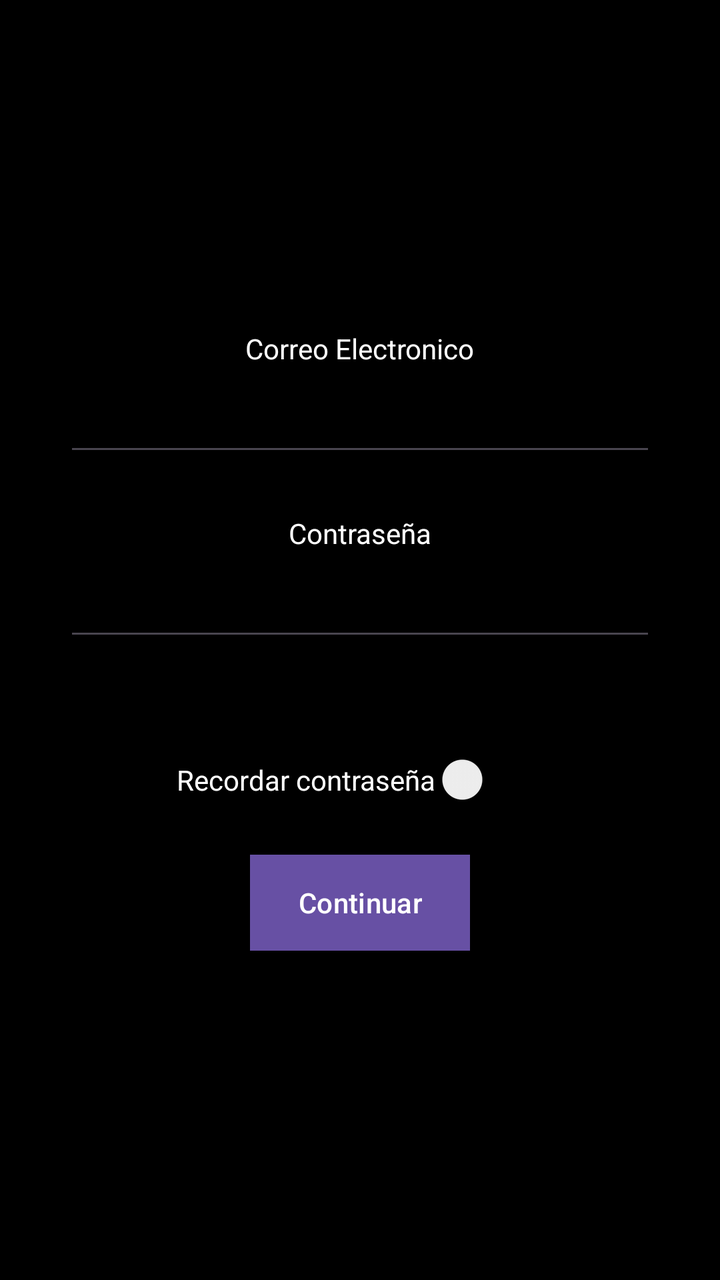
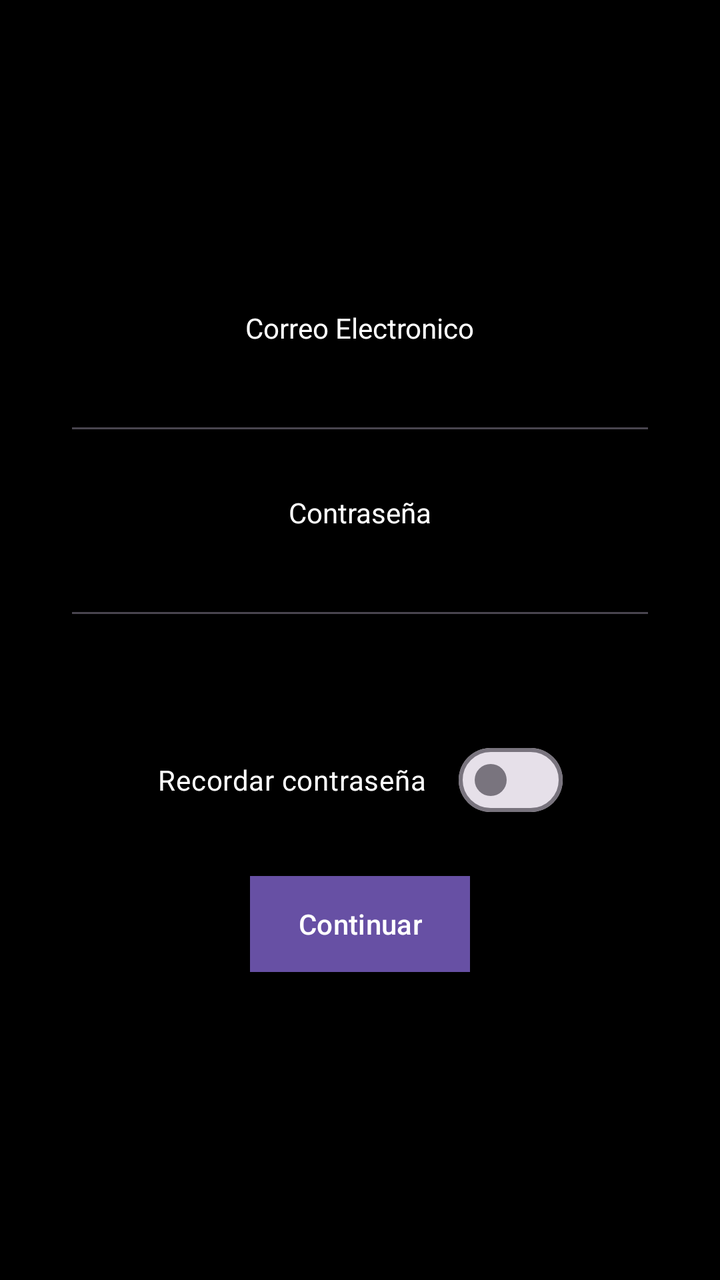

Before-and-after screenshots of an Android layout around one commit, followed by the original layout XML and the change that was made.
<!-- AndroidManifest.xml: application theme Theme.LoginIsrael -->
<!-- res/layout/activity_main.xml -->
<?xml version="1.0" encoding="utf-8"?>
<androidx.constraintlayout.widget.ConstraintLayout xmlns:android="http://schemas.android.com/apk/res/android"
    xmlns:app="http://schemas.android.com/apk/res-auto"
    xmlns:tools="http://schemas.android.com/tools"
    android:id="@+id/main"
    android:layout_width="match_parent"
    android:layout_height="match_parent"
    tools:context=".MainActivity"
    android:background="@color/black">

    <TextView
        android:id="@+id/textView1"
        android:layout_width="wrap_content"
        android:layout_height="wrap_content"
        android:text="@string/Correo"
        app:layout_constraintBottom_toTopOf="@+id/editTextText"
        app:layout_constraintEnd_toEndOf="parent"
        app:layout_constraintStart_toStartOf="parent"
        app:layout_constraintTop_toTopOf="parent"
        app:layout_constraintVertical_chainStyle="packed"
        android:textColor="@color/white"/>

    <EditText
        android:id="@+id/editTextText"
        android:layout_width="0dp"
        android:layout_height="wrap_content"
        android:layout_marginStart="32dp"
        android:layout_marginTop="8dp"
        android:layout_marginEnd="32dp"
        android:inputType="textEmailAddress"
        app:layout_constraintBottom_toTopOf="@+id/textView2"
        app:layout_constraintEnd_toEndOf="parent"
        app:layout_constraintStart_toStartOf="parent"
        app:layout_constraintTop_toBottomOf="@+id/textView1"
        android:textColor="@color/white"/>

    <TextView
        android:id="@+id/textView2"
        android:layout_width="wrap_content"
        android:layout_height="wrap_content"
        android:layout_marginTop="24dp"
        android:text="@string/Contraseña"
        app:layout_constraintBottom_toTopOf="@+id/editTextText2"
        app:layout_constraintEnd_toEndOf="parent"
        app:layout_constraintStart_toStartOf="parent"
        app:layout_constraintTop_toBottomOf="@+id/editTextText"
        android:textColor="@color/white"/>

    <EditText
        android:id="@+id/editTextText2"
        android:layout_width="0dp"
        android:layout_height="wrap_content"
        android:layout_marginStart="32dp"
        android:layout_marginTop="8dp"
        android:layout_marginEnd="32dp"
        android:inputType="textPassword"
        app:layout_constraintBottom_toTopOf="@+id/textView3"
        app:layout_constraintEnd_toEndOf="parent"
        app:layout_constraintStart_toStartOf="parent"
        app:layout_constraintTop_toBottomOf="@+id/textView2"
        android:textColor="@color/white"/>

    <TextView
        android:id="@+id/textView3"
        android:layout_width="wrap_content"
        android:layout_height="wrap_content"
        android:layout_marginTop="16dp"
        android:text="@string/Vacio"
        app:layout_constraintBottom_toTopOf="@+id/switch1"
        app:layout_constraintEnd_toEndOf="parent"
        app:layout_constraintStart_toStartOf="parent"
        app:layout_constraintTop_toBottomOf="@+id/editTextText2"
        android:textColor="@color/white"/>

    <Switch
        android:id="@+id/switch1"
        android:layout_width="wrap_content"
        android:layout_height="wrap_content"
        android:layout_marginTop="16dp"
        android:text="@string/RecorContraseña"
        app:layout_constraintBottom_toTopOf="@+id/button"
        app:layout_constraintEnd_toEndOf="parent"
        app:layout_constraintStart_toStartOf="parent"
        app:layout_constraintTop_toBottomOf="@+id/textView3"
        android:textColor="@color/white"/>

    <Button
        android:id="@+id/button"
        android:layout_width="wrap_content"
        android:layout_height="wrap_content"
        android:layout_marginTop="24dp"
        android:text="@string/Continuar"
        app:layout_constraintBottom_toBottomOf="parent"
        app:layout_constraintEnd_toEndOf="parent"
        app:layout_constraintStart_toStartOf="parent"
        app:layout_constraintTop_toBottomOf="@+id/switch1"
        android:textColor="@color/white"
        android:background="@color/morado"/>


</androidx.constraintlayout.widget.ConstraintLayout>
<!-- resources referenced by this layout -->
<resources>
  <color name="black">#FF000000</color>
  <color name="morado">#9A069D</color>
  <color name="white">#FFFFFFFF</color>
  <string name="Continuar">Continuar</string>
  <string name="Correo">Correo Electronico</string>
  <string name="Vacio" />
  <style name="Theme.LoginIsrael" parent="Base.Theme.LoginIsrael" />
  <style name="Base.Theme.LoginIsrael" parent="Theme.Material3.DayNight.NoActionBar">
          
          
      </style>
</resources>

<!-- the commit's change to res/layout/activity_main.xml (unified diff, before → after) -->
@@ -6,14 +6,15 @@
     android:layout_width="match_parent"
     android:layout_height="match_parent"
     tools:context=".MainActivity"
-    android:background="@color/black">
+    android:background="@color/black"
+    tools:ignore="ExtraText">
 
     <TextView
         android:id="@+id/textView1"
         android:layout_width="wrap_content"
         android:layout_height="wrap_content"
         android:text="@string/Correo"
-        app:layout_constraintBottom_toTopOf="@+id/editTextText"
+        app:layout_constraintBottom_toTopOf="@+id/correoponer"
         app:layout_constraintEnd_toEndOf="parent"
         app:layout_constraintStart_toStartOf="parent"
         app:layout_constraintTop_toTopOf="parent"
@@ -21,7 +22,7 @@
         android:textColor="@color/white"/>
 
     <EditText
-        android:id="@+id/editTextText"
+        android:id="@+id/correoponer"
         android:layout_width="0dp"
         android:layout_height="wrap_content"
         android:layout_marginStart="32dp"
@@ -40,52 +41,52 @@
         android:layout_height="wrap_content"
         android:layout_marginTop="24dp"
         android:text="@string/Contraseña"
-        app:layout_constraintBottom_toTopOf="@+id/editTextText2"
+        app:layout_constraintBottom_toTopOf="@+id/contraponer"
         app:layout_constraintEnd_toEndOf="parent"
         app:layout_constraintStart_toStartOf="parent"
-        app:layout_constraintTop_toBottomOf="@+id/editTextText"
+        app:layout_constraintTop_toBottomOf="@+id/correoponer"
         android:textColor="@color/white"/>
 
     <EditText
-        android:id="@+id/editTextText2"
+        android:id="@+id/contraponer"
         android:layout_width="0dp"
         android:layout_height="wrap_content"
         android:layout_marginStart="32dp"
         android:layout_marginTop="8dp"
         android:layout_marginEnd="32dp"
         android:inputType="textPassword"
-        app:layout_constraintBottom_toTopOf="@+id/textView3"
+        app:layout_constraintBottom_toTopOf="@+id/vacio"
         app:layout_constraintEnd_toEndOf="parent"
         app:layout_constraintStart_toStartOf="parent"
         app:layout_constraintTop_toBottomOf="@+id/textView2"
         android:textColor="@color/white"/>
 
     <TextView
-        android:id="@+id/textView3"
+        android:id="@+id/vacio"
         android:layout_width="wrap_content"
         android:layout_height="wrap_content"
         android:layout_marginTop="16dp"
         android:text="@string/Vacio"
-        app:layout_constraintBottom_toTopOf="@+id/switch1"
+        app:layout_constraintBottom_toTopOf="@+id/recordar"
         app:layout_constraintEnd_toEndOf="parent"
         app:layout_constraintStart_toStartOf="parent"
-        app:layout_constraintTop_toBottomOf="@+id/editTextText2"
+        app:layout_constraintTop_toBottomOf="@+id/contraponer"
         android:textColor="@color/white"/>
 
-    <Switch
-        android:id="@+id/switch1"
+    <com.google.android.material.materialswitch.MaterialSwitch
+        android:id="@+id/recordar"
         android:layout_width="wrap_content"
         android:layout_height="wrap_content"
         android:layout_marginTop="16dp"
         android:text="@string/RecorContraseña"
-        app:layout_constraintBottom_toTopOf="@+id/button"
+        app:layout_constraintBottom_toTopOf="@+id/continuar"
         app:layout_constraintEnd_toEndOf="parent"
         app:layout_constraintStart_toStartOf="parent"
-        app:layout_constraintTop_toBottomOf="@+id/textView3"
+        app:layout_constraintTop_toBottomOf="@+id/vacio"
         android:textColor="@color/white"/>
 
     <Button
-        android:id="@+id/button"
+        android:id="@+id/continuar"
         android:layout_width="wrap_content"
         android:layout_height="wrap_content"
         android:layout_marginTop="24dp"
@@ -93,9 +94,9 @@
         app:layout_constraintBottom_toBottomOf="parent"
         app:layout_constraintEnd_toEndOf="parent"
         app:layout_constraintStart_toStartOf="parent"
-        app:layout_constraintTop_toBottomOf="@+id/switch1"
+        app:layout_constraintTop_toBottomOf="@+id/recordar"
         android:textColor="@color/white"
-        android:background="@color/morado"/>
-
+        android:background="@color/morado"
+        />
 
 </androidx.constraintlayout.widget.ConstraintLayout>
